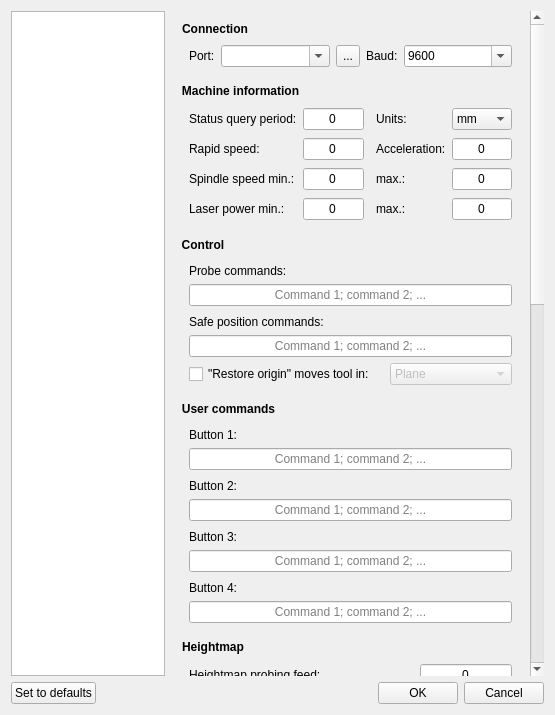
First picture: the form in src/frmsettings.ui, repository Denvi/Candle, before the edit.
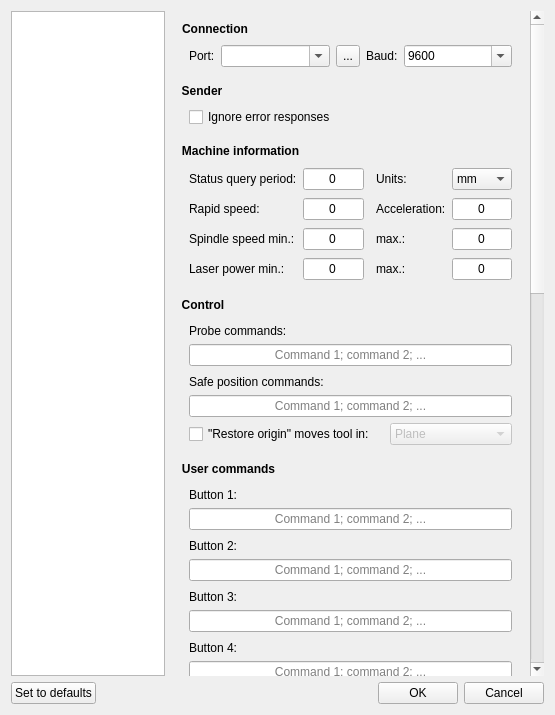
Second picture: the form after the edit. Icons and pictures are not drawn. Custom widgets are drawn as their Qt base class.

Commit message: "Ignore errors"-option added to settings

```diff
--- a/src/frmsettings.ui
+++ b/src/frmsettings.ui
@@ -73,7 +73,7 @@
           <x>0</x>
           <y>0</y>
           <width>402</width>
-          <height>1657</height>
+          <height>1722</height>
          </rect>
         </property>
         <layout class="QVBoxLayout" name="verticalLayout_4">
@@ -171,6 +171,22 @@
            </layout>
           </widget>
          </item>
+         <item>
+          <widget class="GroupBox" name="grpConnection_2">
+           <property name="title">
+            <string>Sender</string>
+           </property>
+           <layout class="QVBoxLayout" name="verticalLayout_6">
+            <item>
+             <widget class="QCheckBox" name="chkIgnoreErrors">
+              <property name="text">
+               <string>Ignore error responses</string>
+              </property>
+             </widget>
+            </item>
+           </layout>
+          </widget>
+         </item>
          <item>
           <widget class="GroupBox" name="grpGRBL">
            <property name="title">
```
The commit also changes 4 other files.
